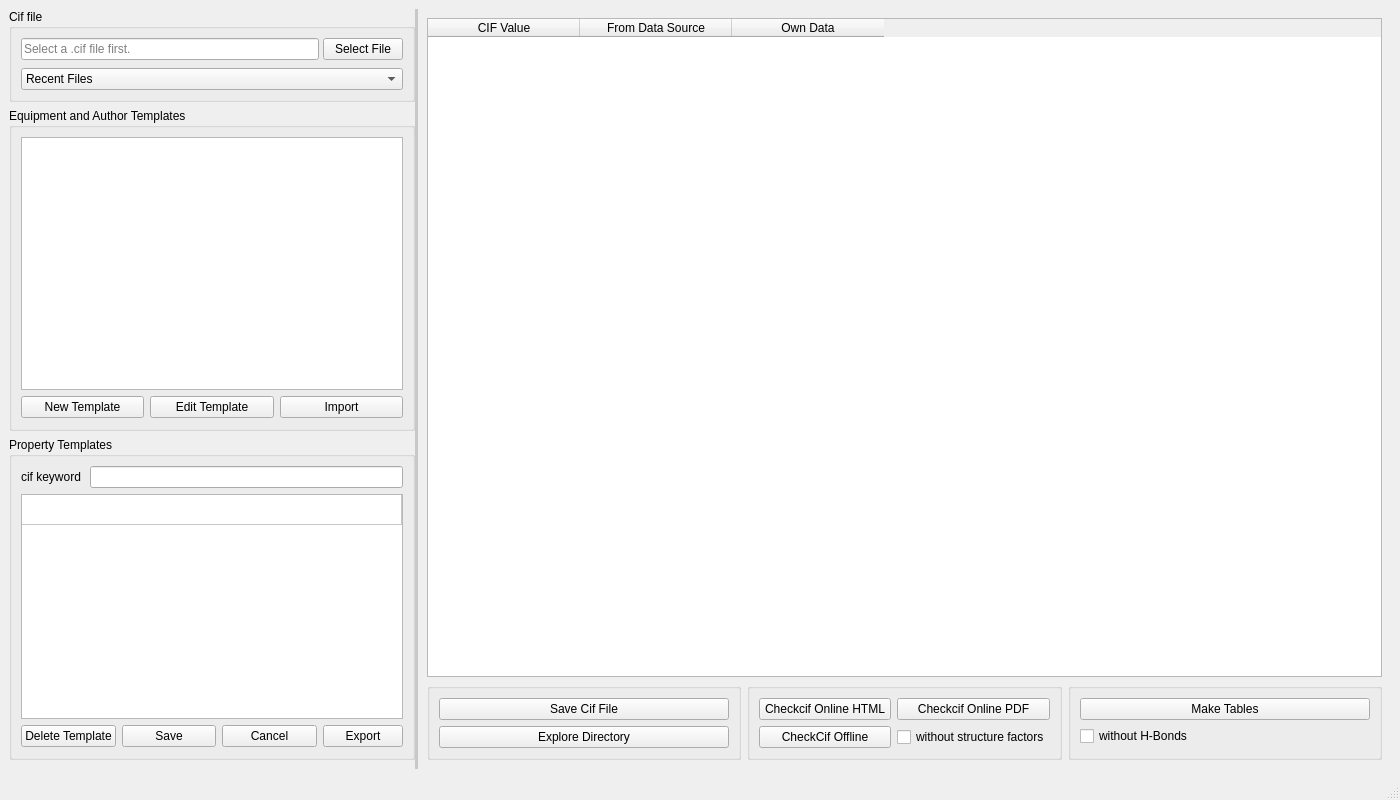
Before: the Qt Designer form gui/finalcif_gui.ui in dkratzert/FinalCif, drawn with Qt 5.
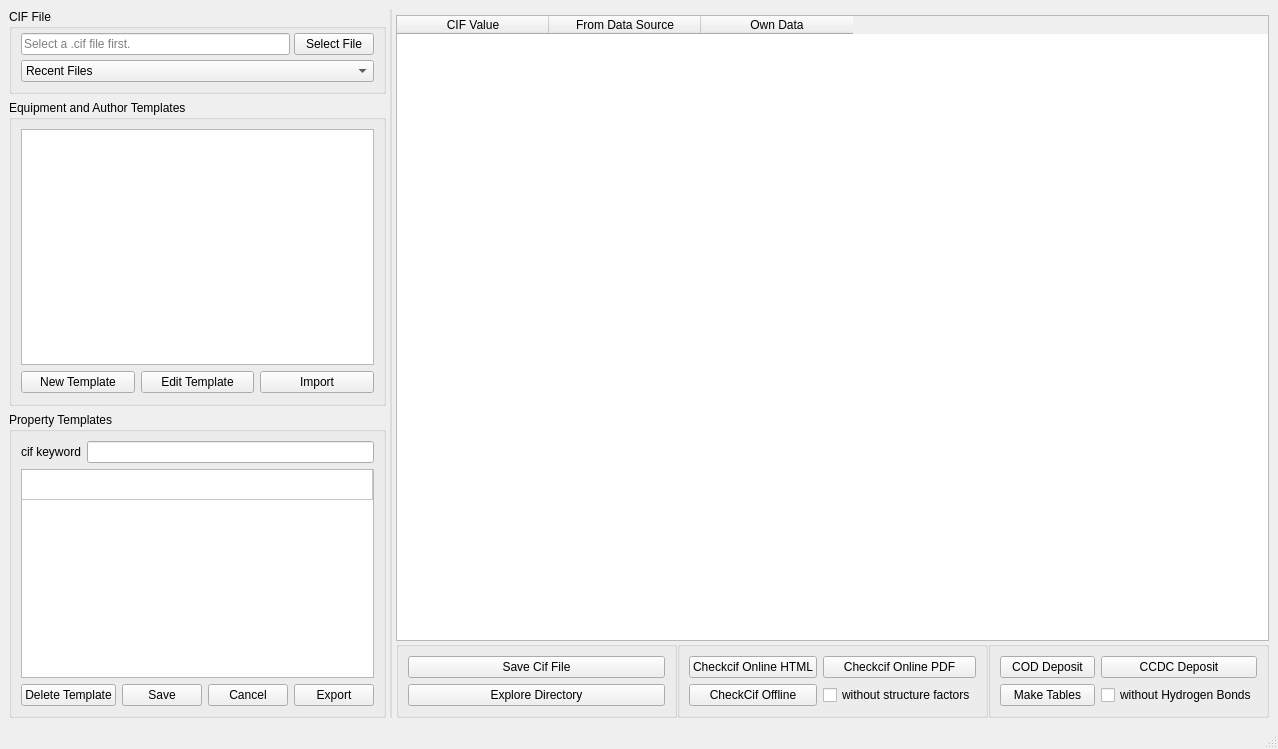
After: the same form once the commit is applied. Custom widgets are drawn as their Qt base class.

Diff of the .ui file:
```diff
--- a/gui/finalcif_gui.ui
+++ b/gui/finalcif_gui.ui
@@ -7,8 +7,8 @@
    <rect>
     <x>0</x>
     <y>0</y>
-    <width>1400</width>
-    <height>800</height>
+    <width>1278</width>
+    <height>749</height>
    </rect>
   </property>
   <property name="windowTitle">
@@ -26,7 +26,7 @@
       </property>
       <property name="styleSheet">
        <string notr="true">QSplitter::handle {
-	background-color: rgb(200, 200, 200);
+	background-color: rgb(220, 220, 220);
 	margin: 0px 0px;
 }</string>
       </property>
@@ -36,8 +36,11 @@
       <property name="orientation">
        <enum>Qt::Horizontal</enum>
       </property>
+      <property name="opaqueResize">
+       <bool>true</bool>
+      </property>
       <property name="handleWidth">
-       <number>3</number>
+       <number>2</number>
       </property>
       <widget class="QFrame" name="LeftFrame">
        <property name="sizePolicy">
@@ -75,19 +78,31 @@
          <number>0</number>
         </property>
         <property name="rightMargin">
+         <number>4</number>
+        </property>
+        <property name="bottomMargin">
          <number>0</number>
         </property>
         <item>
          <widget class="QGroupBox" name="SelectCifFileGroupBox">
           <property name="title">
-           <string>Cif file</string>
+           <string>CIF File</string>
           </property>
-          <layout class="QGridLayout" name="CifFileGridLayout" columnstretch="0,0">
+          <layout class="QGridLayout" name="CifFileGridLayout">
+           <property name="leftMargin">
+            <number>9</number>
+           </property>
+           <property name="topMargin">
+            <number>4</number>
+           </property>
+           <property name="rightMargin">
+            <number>9</number>
+           </property>
            <property name="horizontalSpacing">
             <number>4</number>
            </property>
            <property name="verticalSpacing">
-            <number>8</number>
+            <number>5</number>
            </property>
            <item row="0" column="1">
             <widget class="QPushButton" name="SelectCif_PushButton">
@@ -219,12 +234,12 @@
                  <attribute name="horizontalHeaderCascadingSectionResizes">
                   <bool>true</bool>
                  </attribute>
-                 <attribute name="horizontalHeaderDefaultSectionSize">
-                  <number>210</number>
-                 </attribute>
                  <attribute name="horizontalHeaderMinimumSectionSize">
                   <number>100</number>
                  </attribute>
+                 <attribute name="horizontalHeaderDefaultSectionSize">
+                  <number>210</number>
+                 </attribute>
                  <attribute name="horizontalHeaderShowSortIndicator" stdset="0">
                   <bool>true</bool>
                  </attribute>
@@ -308,7 +323,7 @@
             <number>0</number>
            </property>
            <property name="bottomMargin">
-            <number>1</number>
+            <number>0</number>
            </property>
            <item>
             <widget class="QStackedWidget" name="PropertiesTemplatesStackedWidget">
@@ -431,12 +446,12 @@
                  <attribute name="horizontalHeaderVisible">
                   <bool>false</bool>
                  </attribute>
-                 <attribute name="horizontalHeaderDefaultSectionSize">
-                  <number>170</number>
-                 </attribute>
                  <attribute name="horizontalHeaderMinimumSectionSize">
                   <number>90</number>
                  </attribute>
+                 <attribute name="horizontalHeaderDefaultSectionSize">
+                  <number>170</number>
+                 </attribute>
                  <attribute name="horizontalHeaderStretchLastSection">
                   <bool>true</bool>
                  </attribute>
@@ -494,10 +509,10 @@
        </property>
        <layout class="QGridLayout" name="CifTableGridLayout">
         <property name="leftMargin">
-         <number>0</number>
+         <number>4</number>
         </property>
         <property name="topMargin">
-         <number>0</number>
+         <number>6</number>
         </property>
         <property name="rightMargin">
          <number>0</number>
@@ -512,6 +527,21 @@
           </property>
           <widget class="QWidget" name="page_MainTable">
            <layout class="QVBoxLayout" name="verticalLayout">
+            <property name="spacing">
+             <number>0</number>
+            </property>
+            <property name="leftMargin">
+             <number>0</number>
+            </property>
+            <property name="topMargin">
+             <number>0</number>
+            </property>
+            <property name="rightMargin">
+             <number>0</number>
+            </property>
+            <property name="bottomMargin">
+             <number>0</number>
+            </property>
             <item>
              <widget class="MyCifTable" name="CifItemsTable">
               <property name="autoScroll">
@@ -532,6 +562,9 @@
               <property name="showGrid">
                <bool>true</bool>
               </property>
+              <property name="gridStyle">
+               <enum>Qt::SolidLine</enum>
+              </property>
               <property name="sortingEnabled">
                <bool>false</bool>
               </property>
@@ -541,14 +574,20 @@
               <property name="cornerButtonEnabled">
                <bool>false</bool>
               </property>
+              <property name="columnCount">
+               <number>3</number>
+              </property>
+              <attribute name="horizontalHeaderMinimumSectionSize">
+               <number>80</number>
+              </attribute>
               <attribute name="horizontalHeaderDefaultSectionSize">
                <number>152</number>
               </attribute>
               <attribute name="horizontalHeaderHighlightSections">
                <bool>false</bool>
               </attribute>
-              <attribute name="horizontalHeaderMinimumSectionSize">
-               <number>80</number>
+              <attribute name="verticalHeaderMinimumSectionSize">
+               <number>20</number>
               </attribute>
               <attribute name="verticalHeaderDefaultSectionSize">
                <number>25</number>
@@ -556,9 +595,6 @@
               <attribute name="verticalHeaderHighlightSections">
                <bool>true</bool>
               </attribute>
-              <attribute name="verticalHeaderMinimumSectionSize">
-               <number>20</number>
-              </attribute>
               <column>
                <property name="text">
                 <string>CIF Value</string>
@@ -649,21 +685,35 @@
                 <property name="title">
                  <string/>
                 </property>
-                <layout class="QVBoxLayout" name="verticalLayout_4">
-                 <item>
+                <layout class="QGridLayout" name="gridLayout">
+                 <item row="0" column="0">
+                  <widget class="QPushButton" name="CODpushButton">
+                   <property name="text">
+                    <string>COD Deposit</string>
+                   </property>
+                  </widget>
+                 </item>
+                 <item row="0" column="1">
+                  <widget class="QPushButton" name="CCDCpushButton">
+                   <property name="text">
+                    <string>CCDC Deposit</string>
+                   </property>
+                  </widget>
+                 </item>
+                 <item row="1" column="1">
+                  <widget class="QCheckBox" name="HAtomsCheckBox">
+                   <property name="text">
+                    <string>without Hydrogen Bonds</string>
+                   </property>
+                  </widget>
+                 </item>
+                 <item row="1" column="0">
                   <widget class="QPushButton" name="SaveFullReportButton">
                    <property name="text">
                     <string>Make Tables</string>
                    </property>
                   </widget>
                  </item>
-                 <item>
-                  <widget class="QCheckBox" name="HAtomsCheckBox">
-                   <property name="text">
-                    <string>without H-Bonds</string>
-                   </property>
-                  </widget>
-                 </item>
                 </layout>
                </widget>
               </item>
@@ -673,6 +723,18 @@
           </widget>
           <widget class="QWidget" name="page_checkcif">
            <layout class="QVBoxLayout" name="verticalLayout_2">
+            <property name="leftMargin">
+             <number>0</number>
+            </property>
+            <property name="topMargin">
+             <number>0</number>
+            </property>
+            <property name="rightMargin">
+             <number>0</number>
+            </property>
+            <property name="bottomMargin">
+             <number>0</number>
+            </property>
             <item>
              <widget class="QLabel" name="label">
               <property name="text">
@@ -737,6 +799,18 @@
           </widget>
           <widget class="QWidget" name="page_FinalCif">
            <layout class="QVBoxLayout" name="verticalLayout_3">
+            <property name="leftMargin">
+             <number>0</number>
+            </property>
+            <property name="topMargin">
+             <number>0</number>
+            </property>
+            <property name="rightMargin">
+             <number>0</number>
+            </property>
+            <property name="bottomMargin">
+             <number>0</number>
+            </property>
             <item>
              <widget class="QPlainTextEdit" name="FinalCifFilePlainTextEdit">
               <property name="textInteractionFlags">
```
